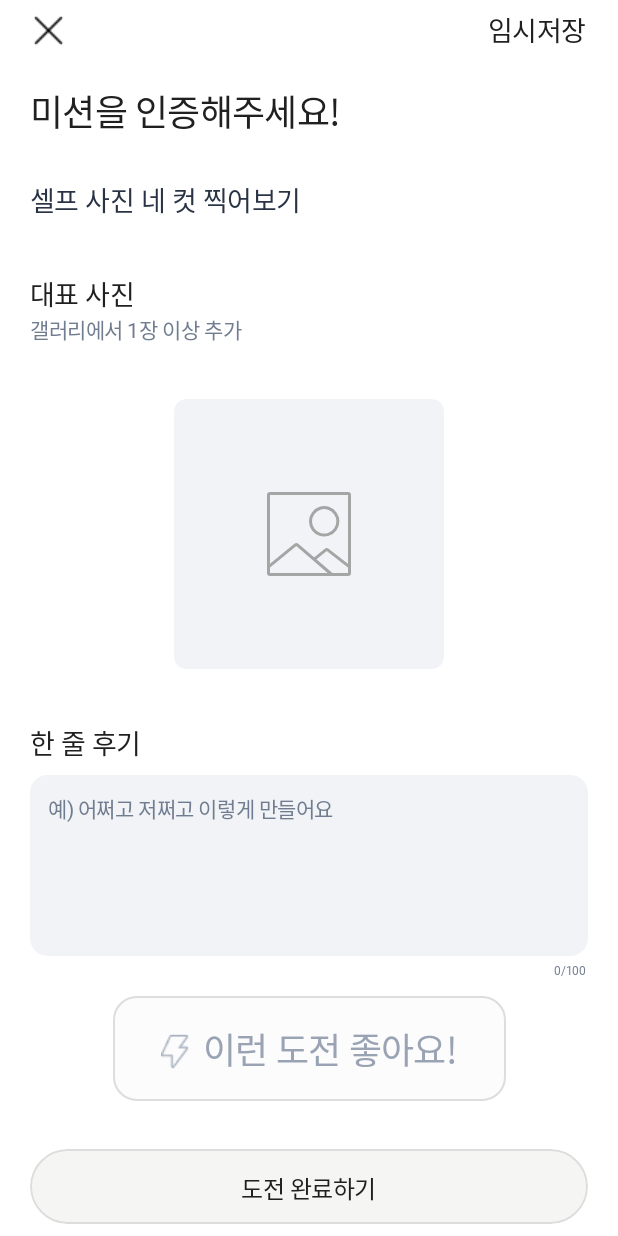
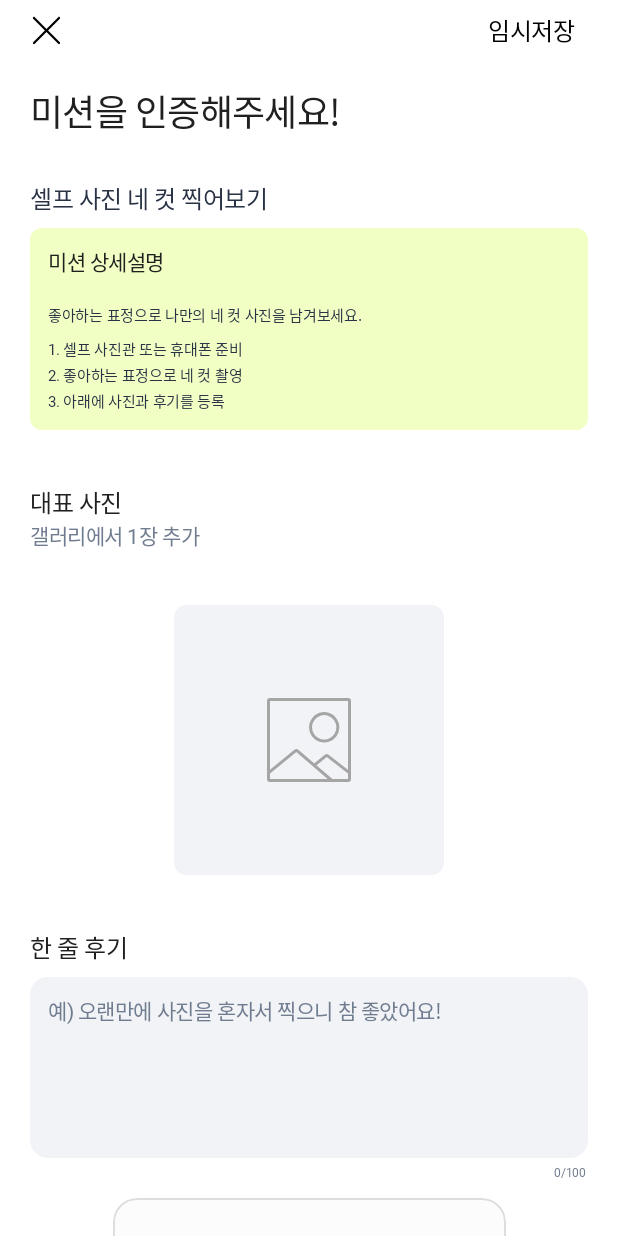
Before and after one commit to SOPT-all/39-SOPKATHON-ANDROID-ANDROID1, an Android app built with Jetpack Compose: the @Preview function HyeminDetailScreenPreview, on a phone screen of 412 x 824 dp. Run offline under Robolectric (Android 15) with nearby library versions, the phone set to English and light mode, and no system bars; libraries missing offline, so code that uses them is left out: androidx.hilt.lifecycle; pictures from the network do not load; Roboto replaces fonts that are not available here.

Commit message:
[feat/#30] 상세 화면 공통 UI와 LazyColumn 및 인증 Toast 적용

```diff
--- a/app/src/main/java/com/android/sopkathon_android1/feature/hyemin/HyeminDetailScreen.kt
+++ b/app/src/main/java/com/android/sopkathon_android1/feature/hyemin/HyeminDetailScreen.kt
@@ -3,34 +3,28 @@ package com.android.sopkathon_android1.feature.hyemin
 import androidx.activity.compose.BackHandler
 import androidx.activity.compose.rememberLauncherForActivityResult
 import androidx.activity.result.contract.ActivityResultContracts
-import androidx.compose.foundation.Image
 import androidx.compose.foundation.background
-import androidx.compose.foundation.border
 import androidx.compose.foundation.layout.*
-import androidx.compose.foundation.rememberScrollState
+import androidx.compose.foundation.lazy.LazyColumn
 import androidx.compose.foundation.shape.RoundedCornerShape
 import androidx.compose.foundation.text.input.TextFieldLineLimits
 import androidx.compose.foundation.text.input.TextFieldState
-import androidx.compose.foundation.verticalScroll
 import androidx.compose.material3.*
 import androidx.compose.runtime.*
 import androidx.compose.ui.Alignment
 import androidx.compose.ui.Modifier
-import androidx.compose.ui.draw.clip
 import androidx.compose.ui.graphics.Color
-import androidx.compose.ui.layout.ContentScale
-import androidx.compose.ui.res.painterResource
-import androidx.compose.ui.text.TextStyle
 import androidx.compose.ui.tooling.preview.Preview
 import androidx.compose.ui.unit.dp
 import androidx.compose.ui.unit.sp
 import androidx.hilt.lifecycle.viewmodel.compose.hiltViewModel
 import androidx.lifecycle.compose.collectAsStateWithLifecycle
-import com.android.sopkathon_android1.R
 import com.android.sopkathon_android1.core.designsystem.component.*
 import com.android.sopkathon_android1.core.designsystem.theme.NolItTheme
 import com.android.sopkathon_android1.core.designsystem.extension.noRippleClickable
 import com.android.sopkathon_android1.data.model.HyeminMission
+import com.android.sopkathon_android1.feature.hyemin.component.HyeminMissionDescription
+import kotlinx.coroutines.delay
 
 @Composable
 fun HyeminDetailRoute(
@@ -41,8 +35,16 @@ fun HyeminDetailRoute(
     val picker = rememberLauncherForActivityResult(ActivityResultContracts.PickVisualMedia()) { uri ->
         uri?.let { viewModel.setPhoto(it.toString()) }
     }
-    BackHandler(enabled = state.submitting) { /* 완료 요청 중에는 화면을 유지한다. */ }
+    BackHandler(enabled = !state.canInteract) { /* 완료 요청 중에는 화면을 유지한다. */ }
     LaunchedEffect(state.finished) { if (state.finished) onBack() }
+    LaunchedEffect(state.verificationState) {
+        if (state.verificationState == HyeminVerificationState.SUCCESS ||
+            state.verificationState == HyeminVerificationState.FAILURE
+        ) {
+            delay(2500) // 서버 연결 할 때 바꿔야함
+            viewModel.dismissVerificationToast()
+        }
+    }
     HyeminDetailScreen(
         uiState = state, review = viewModel.review,
         onClose = onBack, onSave = viewModel::saveDraft,
@@ -73,6 +75,21 @@ fun HyeminDetailScreen(
             }
             else -> HyeminDetailContent(uiState, review, onClose, onSave, onPhotoClick, onLike, onComplete)
         }
+        val toastType = when (uiState.verificationState) {
+            HyeminVerificationState.IDLE -> null
+            HyeminVerificationState.LOADING -> NolItToastType.LOADING
+            HyeminVerificationState.SUCCESS -> NolItToastType.SUCCESS
+            HyeminVerificationState.FAILURE -> NolItToastType.FAILURE
+        }
+        toastType?.let { type ->
+            NolItToast(
+                type = type,
+                modifier = Modifier
+                    .align(Alignment.BottomCenter)
+                    .padding(bottom = 86.dp)
+                    .width(if (type == NolItToastType.LOADING) 156.dp else 215.dp),
+            )
+        }
         uiState.message?.let {
             Surface(Modifier.align(Alignment.BottomCenter).padding(16.dp), color = NolItTheme.colors.textPrimary, shape = RoundedCornerShape(24.dp)) {
                 Text(it, Modifier.padding(12.dp), color = Color.White)
@@ -92,44 +109,44 @@ private fun HyeminDetailContent(
     onComplete: () -> Unit,
 ) {
     val mission = state.mission ?: return
-    Column(Modifier
-        .fillMaxSize()
-        .imePadding()
-        .verticalScroll(rememberScrollState())) {
-        Row(
-            Modifier
-                .fillMaxWidth()
-                .height(40.dp)
-                .padding(horizontal = 12.dp),
-            horizontalArrangement = Arrangement.SpaceBetween,
-            verticalAlignment = Alignment.CenterVertically
+    Column(Modifier.fillMaxSize().imePadding()) {
+        NolItHeader(
+            type = NolItHeaderType.VERIFICATION,
+            onCloseClick = onClose,
+            onSaveClick = onSave,
+            enabled = state.canInteract,
+        )
+        LazyColumn(
+            modifier = Modifier.weight(1f).fillMaxWidth(),
+            contentPadding = PaddingValues(start = 20.dp, end = 20.dp, top = 16.dp, bottom = 20.dp),
+            horizontalAlignment = Alignment.CenterHorizontally,
         ) {
-            Box(Modifier.size(40.dp).noRippleClickable(enabled = !state.submitting, role = androidx.compose.ui.semantics.Role.Button, onClick = onClose), contentAlignment = Alignment.Center) {
-                Image(painterResource(R.drawable.ic_mission_close), "닫기", Modifier.size(22.dp))
+            item(key = "title") {
+                Text(
+                    text = "미션을 인증해주세요!",
+                    modifier = Modifier.fillMaxWidth(),
+                    style = NolItTheme.typography.h2Sb.copy(fontSize = 24.sp, lineHeight = 33.sp),
+                )
+                Spacer(Modifier.height(28.dp))
             }
-            Box(Modifier.height(40.dp).noRippleClickable(enabled = !state.submitting, role = androidx.compose.ui.semantics.Role.Button, onClick = onSave).padding(horizontal = 8.dp), contentAlignment = Alignment.Center) {
-                Text(
-                    "임시저장",
-                    style = NolItTheme.typography.body1Md.copy(fontSize = 18.sp, lineHeight = 25.sp)
+            item(key = "description") {
+                Column(Modifier.fillMaxWidth()) {
+                    Text(mission.title, color = NolItTheme.colors.neutral800, style = NolItTheme.typography.body1Sb)
+                    Spacer(Modifier.height(8.dp))
+                    HyeminMissionDescription(
+                        description = state.description,
+                        instructions = state.instructions,
                     )
+                    Spacer(Modifier.height(36.dp))
                 }
             }
-        Column(Modifier
-            .fillMaxWidth()
-            .padding(horizontal = 20.dp)) {
-            Spacer(Modifier.height(16.dp))
+            item(key = "photo") {
+                Column(Modifier.fillMaxWidth()) {
+                    Text("대표 사진", style = NolItTheme.typography.body1Sb)
                     Text(
-                "미션을 인증해주세요!",
-                style = NolItTheme.typography.h2Sb.copy(fontSize = 24.sp, lineHeight = 33.sp)
-            )
-            Spacer(Modifier.height(28.dp))
-            Text(mission.title, color = NolItTheme.colors.neutral800, style = sectionStyle())
-            Spacer(Modifier.height(36.dp))
-            Text("대표 사진", style = sectionStyle())
-            Text(
-                "갤러리에서 1장 이상 추가",
+                        "갤러리에서 1장 추가",
                         color = NolItTheme.colors.neutral500,
-                style = NolItTheme.typography.body2Md
+                        style = NolItTheme.typography.body2Md,
                     )
                     Spacer(Modifier.height(36.dp))
                     NolItPhotoUpload(
@@ -138,78 +155,54 @@ private fun HyeminDetailContent(
                             .align(Alignment.CenterHorizontally)
                             .size(180.dp)
                             .noRippleClickable(
-                        enabled = !state.submitting,
+                                enabled = state.canInteract,
                                 onClickLabel = "갤러리에서 사진 선택",
-                        onClick = onPhotoClick
-                    )
+                                onClick = onPhotoClick,
+                            ),
                     )
                     Spacer(Modifier.height(36.dp))
-            Text("한 줄 후기", style = sectionStyle())
+                }
+            }
+            item(key = "review") {
+                Column(Modifier.fillMaxWidth()) {
+                    Text("한 줄 후기", style = NolItTheme.typography.body1Sb)
                     Spacer(Modifier.height(8.dp))
                     NolItTextField(
                         state = review,
                         maxLength = 100,
-                placeholder = "예) 어쩌고 저쩌고 이렇게 만들어요",
-                lineLimits = TextFieldLineLimits.MultiLine()
+                        placeholder = "예) 오랜만에 사진을 혼자서 찍으니 참 좋았어요!",
+                        lineLimits = TextFieldLineLimits.MultiLine(),
                     )
                     Spacer(Modifier.height(12.dp))
-            Row(
-                Modifier
-                    .align(Alignment.CenterHorizontally)
-                    .widthIn(max = 262.dp)
-                    .fillMaxWidth()
-                    .height(70.dp)
-                    .background(
-                        if (state.liked) NolItTheme.colors.primarySoft else NolItTheme.colors.neutral25,
-                        RoundedCornerShape(16.dp)
+                }
+            }
+            item(key = "hype") {
+                NolItMissionCompleteHypeButton(
+                    isSelected = state.liked,
+                    onClick = onLike,
+                    enabled = state.canInteract,
+                    modifier = Modifier.widthIn(max = 262.dp).fillMaxWidth().height(70.dp),
                 )
-                    .border(
-                        1.dp,
-                        if (state.liked) NolItTheme.colors.secondary else NolItTheme.colors.border,
-                        RoundedCornerShape(16.dp)
-                    )
-                    .noRippleClickable(
-                        enabled = !state.submitting,
-                        role = androidx.compose.ui.semantics.Role.Checkbox,
-                        onClick = onLike
-                    ),
-                horizontalArrangement = Arrangement.Center,
-                verticalAlignment = Alignment.CenterVertically,
-            ) {
-                Image(
-                    painterResource(R.drawable.ic_mission_hype),
-                    null,
-                    Modifier.size(width = 20.dp, height = 34.dp)
-                )
-                Spacer(Modifier.width(8.dp))
-                Text(
-                    "이런 도전 좋아요!",
-                    color = if (state.liked) NolItTheme.colors.secondary else NolItTheme.colors.neutral400,
-                    style = NolItTheme.typography.h2Sb.copy(fontSize = 24.sp, lineHeight = 33.sp)
-                )
+                Spacer(Modifier.height(32.dp))
             }
-            Spacer(Modifier.height(32.dp))
+            item(key = "complete") {
                 CtaButton(
-                text = if (state.submitting) "인증 중..." else "도전 완료하기",
+                    text = "도전 완료하기",
                     onClick = onComplete,
-                enabled = state.photo != null && review.text.isNotBlank() && !state.submitting,
+                    enabled = !state.photo.isNullOrBlank() && review.text.isNotBlank() && state.canInteract && !mission.completed,
                     modifier = Modifier.fillMaxWidth().height(50.dp),
                 )
-            Spacer(Modifier.height(20.dp))
             }
         }
     }
-
-@Composable
-private fun sectionStyle(): TextStyle =
-    NolItTheme.typography.body1Sb.copy(fontSize = 18.sp, lineHeight = 25.sp)
+}
 
 @Preview(showBackground = true, widthDp = 360, heightDp = 900)
 @Composable
 private fun HyeminDetailScreenPreview() {
     NolItTheme {
         HyeminDetailScreen(
-            uiState = HyeminDetailUiState(loading = false, mission = HyeminMission(missionBasketId = 12, missionId = 3, title = "셀프 사진 네 컷 찍어보기", imageUrl = "", createdAt = "2026-11-21T18:30:00")),
+            uiState = HyeminDetailUiState(loading = false, description = "좋아하는 표정으로 나만의 네 컷 사진을 남겨보세요.", instructions = "1. 셀프 사진관 또는 휴대폰 준비\n2. 좋아하는 표정으로 네 컷 촬영\n3. 아래에 사진과 후기를 등록", mission = HyeminMission(missionBasketId = 12, missionId = 3, title = "셀프 사진 네 컷 찍어보기", imageUrl = "", createdAt = "2026-11-21T18:30:00")),
             review = remember { TextFieldState() },
             onClose = {}, onSave = {}, onPhotoClick = {}, onLike = {}, onComplete = {}, onRetry = {},
         )
--- /dev/null
+++ b/app/src/main/java/com/android/sopkathon_android1/feature/hyemin/component/HyeminMissionDescription.kt
@@ -0,0 +1,48 @@
+package com.android.sopkathon_android1.feature.hyemin.component
+
+import androidx.compose.foundation.background
+import androidx.compose.foundation.layout.Arrangement
+import androidx.compose.foundation.layout.Column
+import androidx.compose.foundation.layout.fillMaxWidth
+import androidx.compose.foundation.layout.heightIn
+import androidx.compose.foundation.layout.padding
+import androidx.compose.foundation.shape.RoundedCornerShape
+import androidx.compose.material3.Text
+import androidx.compose.runtime.Composable
+import androidx.compose.ui.Modifier
+import androidx.compose.ui.unit.dp
+import com.android.sopkathon_android1.core.designsystem.theme.NolItTheme
+
+@Composable
+fun HyeminMissionDescription(
+    description: String,
+    instructions: String,
+    modifier: Modifier = Modifier,
+) {
+    Column(
+        modifier = modifier
+            .fillMaxWidth()
+            .heightIn(min = 123.dp)
+            .background(NolItTheme.colors.primarySoft, RoundedCornerShape(8.dp))
+            .padding(12.dp),
+        verticalArrangement = Arrangement.spacedBy(18.dp),
+    ) {
+        Text(text = "미션 상세설명", style = NolItTheme.typography.body2Sb)
+        Column(verticalArrangement = Arrangement.spacedBy(8.dp)) {
+            if (description.isNotBlank()) {
+                Text(
+                    text = description,
+                    style = NolItTheme.typography.caption2Rg,
+                    color = NolItTheme.colors.neutral800,
+                )
+            }
+            if (instructions.isNotBlank()) {
+                Text(
+                    text = instructions,
+                    style = NolItTheme.typography.caption2Rg,
+                    color = NolItTheme.colors.neutral800,
+                )
+            }
+        }
+    }
+}
```
Lines whose indentation alone changed are shown as unchanged.
